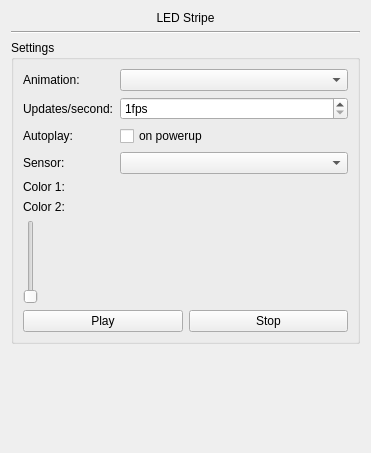
Before: the Qt Designer form ui/widget_fastled_form.ui in anorak-47/usb_led_fan_controller, drawn with Qt 5.
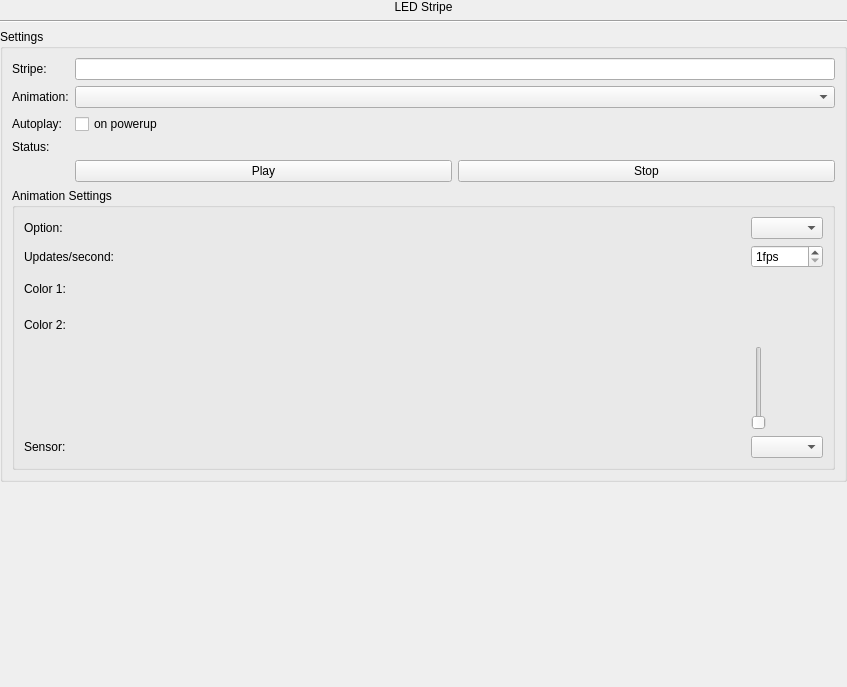
After: the same form once the commit is applied. Custom widgets are drawn as their Qt base class.

Commit message: Firmware and UI fixes, more animations

```diff
--- a/ui/widget_fastled_form.ui
+++ b/ui/widget_fastled_form.ui
@@ -6,66 +6,57 @@
    <rect>
     <x>0</x>
     <y>0</y>
-    <width>371</width>
-    <height>453</height>
+    <width>847</width>
+    <height>687</height>
    </rect>
   </property>
   <property name="windowTitle">
    <string>Form</string>
   </property>
-  <layout class="QGridLayout" name="gridLayout_2">
-   <item row="2" column="0">
+  <layout class="QGridLayout" name="gridLayout_3">
+   <property name="leftMargin">
+    <number>0</number>
+   </property>
+   <property name="topMargin">
+    <number>0</number>
+   </property>
+   <property name="rightMargin">
+    <number>0</number>
+   </property>
+   <property name="bottomMargin">
+    <number>0</number>
+   </property>
+   <item row="1" column="0" colspan="2">
+    <widget class="Line" name="line">
+     <property name="orientation">
+      <enum>Qt::Horizontal</enum>
+     </property>
+    </widget>
+   </item>
+   <item row="2" column="0" colspan="2">
     <widget class="QGroupBox" name="gbFastLed">
      <property name="title">
       <string>Settings</string>
      </property>
-     <layout class="QGridLayout" name="gridLayout">
-      <item row="4" column="0">
-       <widget class="QLabel" name="label_2">
-        <property name="text">
-         <string>Color 1:</string>
-        </property>
-       </widget>
-      </item>
-      <item row="2" column="1">
-       <widget class="QCheckBox" name="checkBox">
-        <property name="text">
-         <string>on powerup</string>
-        </property>
-       </widget>
-      </item>
-      <item row="1" column="0">
-       <widget class="QLabel" name="label_4">
-        <property name="text">
-         <string>Updates/second:</string>
-        </property>
-       </widget>
-      </item>
+     <layout class="QGridLayout" name="gridLayout_2">
       <item row="0" column="0">
+       <widget class="QLabel" name="label_6">
+        <property name="text">
+         <string>Stripe:</string>
+        </property>
+       </widget>
+      </item>
+      <item row="0" column="1">
+       <widget class="QLineEdit" name="leName"/>
+      </item>
+      <item row="1" column="0">
        <widget class="QLabel" name="label">
         <property name="text">
          <string>Animation:</string>
         </property>
        </widget>
       </item>
-      <item row="4" column="1">
-       <widget class="color_widgets::ColorSelector" name="ColorSelector">
-        <property name="sizePolicy">
-         <sizepolicy hsizetype="Preferred" vsizetype="Fixed">
-          <horstretch>0</horstretch>
-          <verstretch>0</verstretch>
-         </sizepolicy>
-        </property>
-       </widget>
-      </item>
-      <item row="3" column="0">
-       <widget class="QLabel" name="label_11">
-        <property name="text">
-         <string>Sensor:</string>
-        </property>
-       </widget>
-      </item>
-      <item row="0" column="1">
+      <item row="1" column="1">
        <widget class="QComboBox" name="cbAnimation">
         <property name="sizePolicy">
          <sizepolicy hsizetype="Preferred" vsizetype="Fixed">
@@ -75,7 +66,35 @@
         </property>
        </widget>
       </item>
-      <item row="7" column="0" colspan="2">
+      <item row="2" column="0">
+       <widget class="QLabel" name="label_9">
+        <property name="text">
+         <string>Autoplay:</string>
+        </property>
+       </widget>
+      </item>
+      <item row="2" column="1">
+       <widget class="QCheckBox" name="checkBox">
+        <property name="text">
+         <string>on powerup</string>
+        </property>
+       </widget>
+      </item>
+      <item row="3" column="0">
+       <widget class="QLabel" name="label_5">
+        <property name="text">
+         <string>Status:</string>
+        </property>
+       </widget>
+      </item>
+      <item row="3" column="1">
+       <widget class="QLabel" name="lStatus">
+        <property name="text">
+         <string/>
+        </property>
+       </widget>
+      </item>
+      <item row="4" column="1">
        <layout class="QHBoxLayout" name="horizontalLayout">
         <item>
          <widget class="QPushButton" name="pushButton">
@@ -93,10 +112,33 @@
         </item>
        </layout>
       </item>
-      <item row="5" column="0">
-       <widget class="QLabel" name="label_3">
+      <item row="5" column="0" colspan="2">
+       <widget class="QGroupBox" name="gbAnimation">
+        <property name="title">
+         <string>Animation Settings</string>
+        </property>
+        <layout class="QGridLayout" name="gridLayout">
+         <item row="0" column="0">
+          <widget class="QLabel" name="label_7">
         <property name="text">
-         <string>Color 2:</string>
+            <string>Option:</string>
+           </property>
+          </widget>
+         </item>
+         <item row="0" column="1">
+          <widget class="QComboBox" name="cbOption">
+           <property name="sizePolicy">
+            <sizepolicy hsizetype="Preferred" vsizetype="Fixed">
+             <horstretch>1</horstretch>
+             <verstretch>0</verstretch>
+            </sizepolicy>
+           </property>
+          </widget>
+         </item>
+         <item row="1" column="0">
+          <widget class="QLabel" name="label_4">
+           <property name="text">
+            <string>Updates/second:</string>
         </property>
        </widget>
       </item>
@@ -113,50 +155,88 @@
         </property>
        </widget>
       </item>
-      <item row="6" column="0" colspan="2">
+         <item row="2" column="0">
+          <widget class="QLabel" name="label_2">
+           <property name="text">
+            <string>Color 1:</string>
+           </property>
+          </widget>
+         </item>
+         <item row="2" column="1">
+          <widget class="color_widgets::ColorSelector" name="ColorSelector_1">
+           <property name="sizePolicy">
+            <sizepolicy hsizetype="Preferred" vsizetype="Fixed">
+             <horstretch>0</horstretch>
+             <verstretch>0</verstretch>
+            </sizepolicy>
+           </property>
+           <property name="minimumSize">
+            <size>
+             <width>0</width>
+             <height>30</height>
+            </size>
+           </property>
+          </widget>
+         </item>
+         <item row="3" column="0">
+          <widget class="QLabel" name="label_3">
+           <property name="text">
+            <string>Color 2:</string>
+           </property>
+          </widget>
+         </item>
+         <item row="3" column="1">
+          <widget class="color_widgets::ColorSelector" name="ColorSelector_2">
+           <property name="sizePolicy">
+            <sizepolicy hsizetype="Preferred" vsizetype="Fixed">
+             <horstretch>0</horstretch>
+             <verstretch>0</verstretch>
+            </sizepolicy>
+           </property>
+           <property name="minimumSize">
+            <size>
+             <width>0</width>
+             <height>30</height>
+            </size>
+           </property>
+          </widget>
+         </item>
+         <item row="4" column="1">
        <widget class="color_widgets::GradientSlider" name="GradientSlider">
         <property name="enabled">
          <bool>true</bool>
         </property>
+           <property name="minimumSize">
+            <size>
+             <width>0</width>
+             <height>30</height>
+            </size>
+           </property>
+           <property name="sliderPosition">
+            <number>0</number>
+           </property>
         <property name="tracking">
          <bool>false</bool>
         </property>
        </widget>
       </item>
-      <item row="2" column="0">
-       <widget class="QLabel" name="label_9">
+         <item row="5" column="0">
+          <widget class="QLabel" name="label_11">
         <property name="text">
-         <string>Autoplay:</string>
+            <string>Sensor:</string>
         </property>
        </widget>
       </item>
-      <item row="3" column="1">
-       <widget class="QComboBox" name="cbSensor"/>
-      </item>
       <item row="5" column="1">
-       <widget class="color_widgets::ColorSelector" name="ColorSelector_2">
-        <property name="sizePolicy">
-         <sizepolicy hsizetype="Preferred" vsizetype="Fixed">
-          <horstretch>0</horstretch>
-          <verstretch>0</verstretch>
-         </sizepolicy>
-        </property>
-       </widget>
+          <widget class="QComboBox" name="cbSensor"/>
       </item>
      </layout>
     </widget>
    </item>
-   <item row="0" column="0">
-    <widget class="QLabel" name="lTitle">
-     <property name="text">
-      <string>LED Stripe</string>
-     </property>
-     <property name="alignment">
-      <set>Qt::AlignCenter</set>
-     </property>
+     </layout>
     </widget>
    </item>
-   <item row="3" column="0">
+   <item row="3" column="1">
     <spacer name="verticalSpacer">
      <property name="orientation">
       <enum>Qt::Vertical</enum>
@@ -169,10 +249,13 @@
      </property>
     </spacer>
    </item>
-   <item row="1" column="0">
-    <widget class="Line" name="line">
-     <property name="orientation">
-      <enum>Qt::Horizontal</enum>
+   <item row="0" column="0" colspan="2">
+    <widget class="QLabel" name="lTitle">
+     <property name="text">
+      <string>LED Stripe</string>
+     </property>
+     <property name="alignment">
+      <set>Qt::AlignCenter</set>
      </property>
     </widget>
    </item>
```
Left out of the diff: 4 changed lines with no effect on the pictures. Lines whose indentation alone changed are shown as unchanged. The commit also changes 33 other files.
